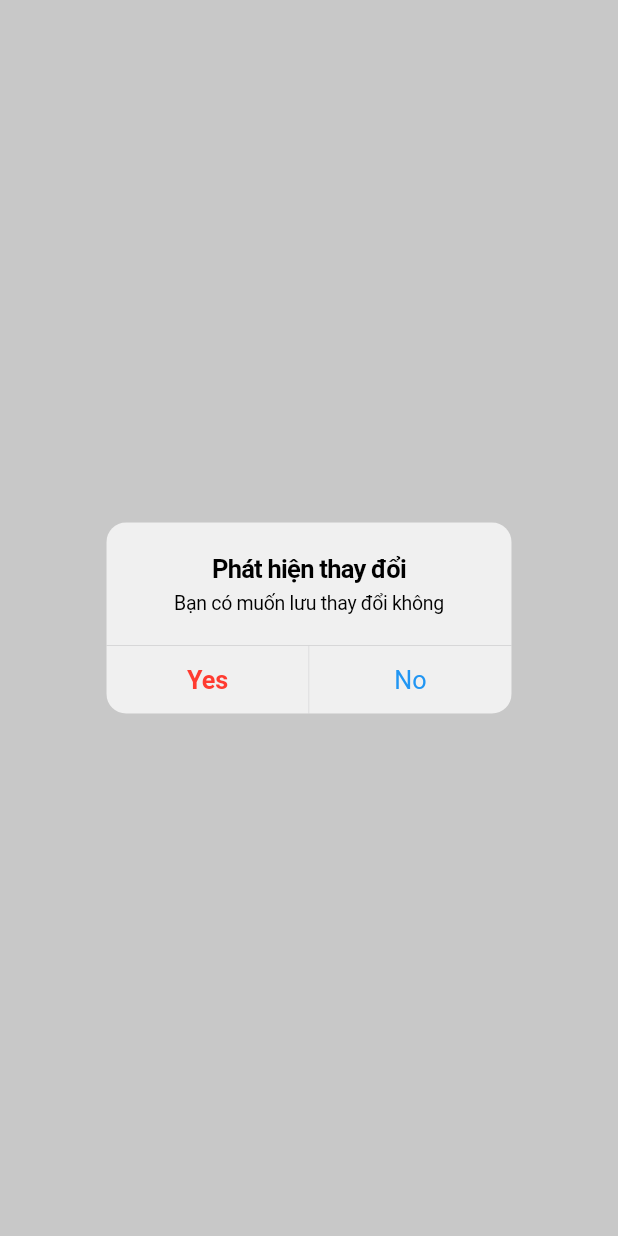
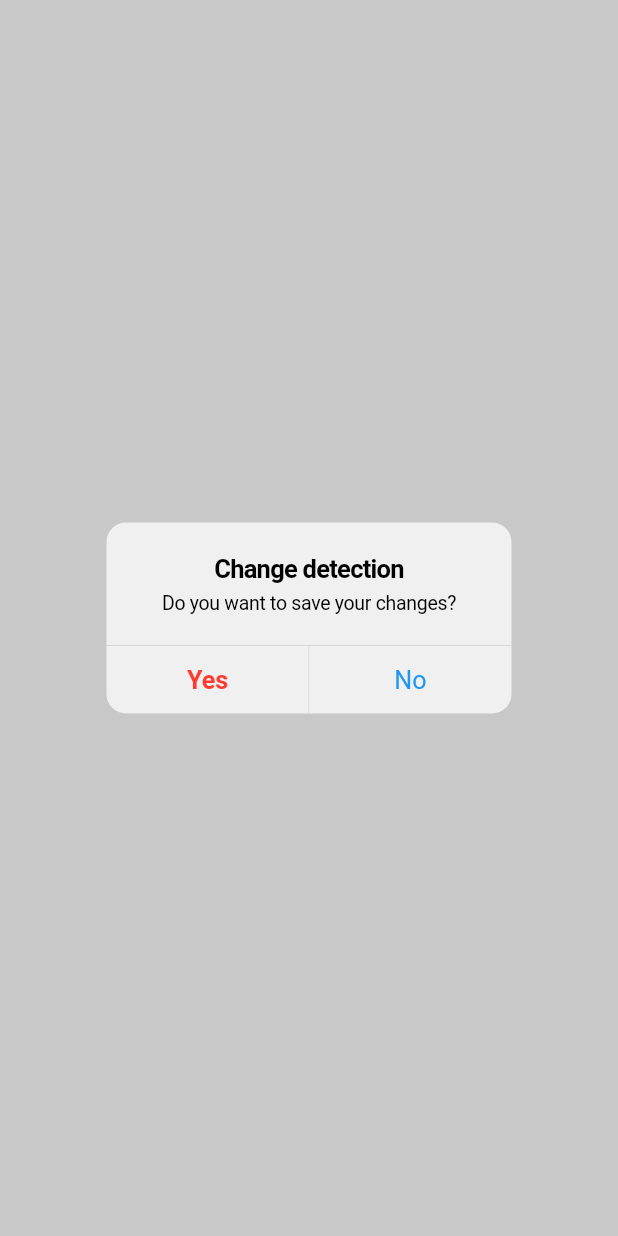
Before and after one commit to 1712916/flutter_sample_app, a Flutter app: what showConfirmDialog() shows on an empty page, opened directly with empty values, on a phone screen of 412 x 824 dp. Run offline on Flutter 3.47's test engine with Material 2 defaults, Android fonts, the phone set to English and light mode, and no system bars; our stand-ins replace cached_network_image, connectivity_plus, dio, easy_localization, equatable, flutter_bloc and 5 more; missing offline and left inert: image_downloader; accounts and stored records are empty; network calls fail; key blocks and very long unbroken strings in the code were emptied for the run.

Commit message:
update setting function
//save and load setting data
//update download path

```diff
--- a/assets/locales/en-US.json
+++ b/assets/locales/en-US.json
@@ -11,5 +11,10 @@
   "orderSearch": "Search Order",
   "imageType": "Image Type",
   "savedSettings": "Saved Settings Success",
-  "savedSettingsFailure": "Fail to save Settings"
+  "savedSettingsFailure": "Fail to save Settings",
+  "yes": "Yes",
+  "no": "No",
+  "doYouWantToSaveChanged": "Do you want to save your changes?",
+  "changeDetection": "Change detection",
+  "downloadPath": "Download Path"
 }
--- a/lib/helpers/download_helper.dart
+++ b/lib/helpers/download_helper.dart
@@ -4,6 +4,7 @@ import 'package:flutter/services.dart';
 import 'package:permission_handler/permission_handler.dart';
 
 import '../resources/resources.dart';
+import '../utils/utils.dart';
 import '../widgets/widgets.dart';
 import 'helpers.dart';
 
@@ -24,7 +25,7 @@ class DownloadHelper {
       // Saved with this method.
       //chọn địa chỉ => Mình sẽ set up ở màn setting
       //sẽ lưu vào một cái folder nào đó
-      var imageId = await ImageDownloader.downloadImage(url);
+      var imageId = await ImageDownloader.downloadImage(url, destination: AndroidDestinationType.custom(directory: SettingManager.downloadPath.split('/').last));
       if (imageId == null) {
         return;
       }
--- a/lib/resources/locale/locale_keys.dart
+++ b/lib/resources/locale/locale_keys.dart
@@ -12,4 +12,9 @@ class LocaleKeys {
   static const String imageType = 'imageType';
   static const String savedSettings = 'savedSettings';
   static const String savedSettingsFailure = 'savedSettingsFailure';
+  static const String yes = 'yes';
+  static const String no = 'no';
+  static const String doYouWantToSaveChanged = 'doYouWantToSaveChanged';
+  static const String changeDetection = 'changeDetection';
+  static const String downloadPath = 'downloadPath';
 }
--- a/lib/widgets/confirm_dialog.dart
+++ b/lib/widgets/confirm_dialog.dart
@@ -1,19 +1,22 @@
+import 'package:easy_localization/easy_localization.dart';
 import 'package:flutter/cupertino.dart';
+
+import '../resources/locale/locale_keys.dart';
 
 Future showConfirmDialog(BuildContext context, {Function? onYes, Function? onNo}) async {
   await showCupertinoDialog(
     context: context,
     builder: (context) {
       return CupertinoAlertDialog(
-      title: const Text('Phát hiện thay đổi'),
-      content: const Text('Bạn có muốn lưu thay đổi không'),
+        title: const Text(LocaleKeys.changeDetection).tr(),
+        content: const Text(LocaleKeys.doYouWantToSaveChanged).tr(),
         actions: [
           // The "Yes" button
           CupertinoDialogAction(
             onPressed: () async {
               await onYes?.call();
             },
-          child: const Text('Yes'),
+            child: const Text(LocaleKeys.yes).tr(),
             isDefaultAction: true,
             isDestructiveAction: true,
           ),
@@ -22,11 +25,12 @@ Future showConfirmDialog(BuildContext context, {Function? onYes, Function? onNo}
             onPressed: () async {
               await onNo?.call();
             },
-          child: const Text('No'),
+            child: const Text(LocaleKeys.no).tr(),
             isDefaultAction: false,
             isDestructiveAction: false,
           )
         ],
       );
-  });
+    },
+  );
 }
--- a/lib/widgets/multi_selection_widget.dart
+++ b/lib/widgets/multi_selection_widget.dart
@@ -9,6 +9,7 @@ class MultiSelectionWidget<T> extends StatefulWidget {
   final Widget Function(T) selectedBuilder;
   final Function(int)? onChange;
   final Function(Set<int>)? onListChange;
+  final bool? canEmpty;
 
   const MultiSelectionWidget({
     Key? key,
@@ -18,6 +19,7 @@ class MultiSelectionWidget<T> extends StatefulWidget {
     required this.selectedBuilder,
     this.onChange,
     this.onListChange,
+    this.canEmpty = false,
   }) : super(key: key);
 
   @override
@@ -44,7 +46,9 @@ class _MultiSelectionWidgetState<T> extends State<MultiSelectionWidget<T>> {
         return GestureDetector(
           onTap: () {
             if (_currentSelected.contains(index)) {
-              _currentSelected.remove(index);
+              if ((widget.canEmpty!) || _currentSelected.length > 1) {
+                _currentSelected.remove(index);
+              }
             } else {
               _currentSelected.add(index);
             }
--- a/pubspec.yaml
+++ b/pubspec.yaml
@@ -23,6 +23,7 @@ dependencies:
   image_downloader: ^0.31.0
   permission_handler: ^9.2.0
   connectivity_plus: ^2.3.0
+  shared_preferences: ^2.0.15
 
 
   cupertino_icons: ^1.0.2
```
Also changed, not shown: assets/locales/vi-VN.json (+6 -1 lines), lib/data/models/enums.dart (+20 -0 lines), lib/utils/setting.dart (+59 -6 lines), lib/views/pages/setting/setting_page.dart (+22 -6 lines). Lines whose indentation alone changed are shown as unchanged.
